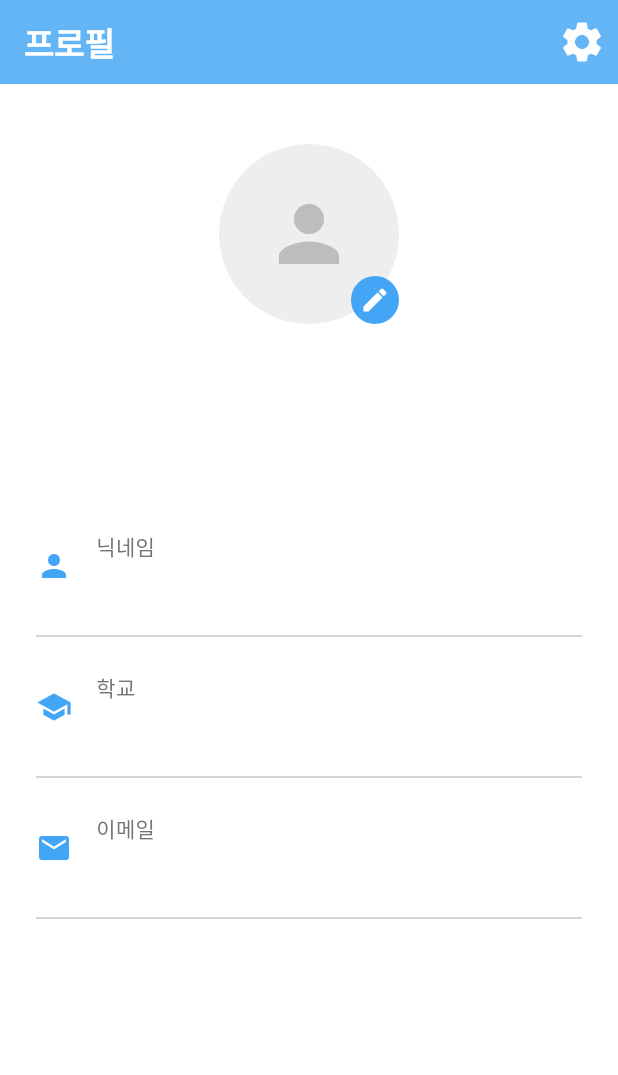
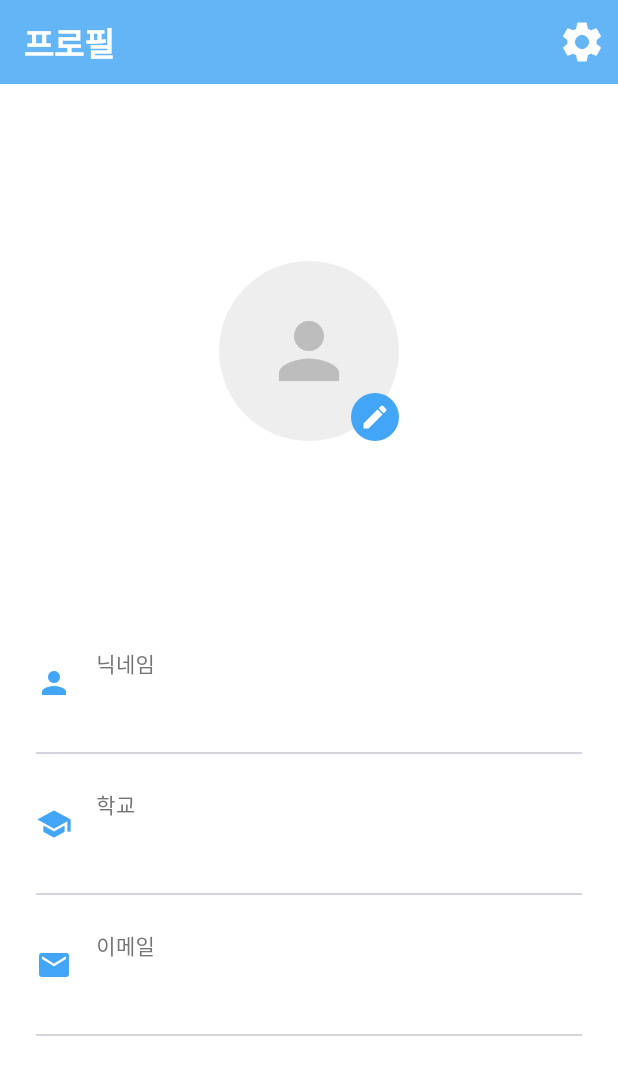
Before and after one commit to School-Meal/app, a Flutter app: the ProfileScreen screen opened directly, on a phone screen of 412 x 824 dp. Shown: the top 1075 px of the screen. Run offline on Flutter 3.47's test engine with Material 3 defaults, Android fonts, the phone set to English and light mode, and no system bars; our stand-ins replace flutter_dotenv, flutter_secure_storage, image_picker, jwt_decoder, like_button; accounts and stored records are empty; network calls fail; Roboto replaces fonts that are missing (Pretendard); project files that could hold a hidden picture were left out.

Commit message:
chore: post edit 📝

```diff
--- a/lib/screen/post/add/add_screen.dart
+++ b/lib/screen/post/add/add_screen.dart
@@ -79,7 +79,7 @@ class _AddPostScreenState extends State<AddPostScreen> {
       final response = await request.send();
       if (response.statusCode == 201) {
         if (mounted) {
-          Navigator.of(context).pop();
+          Navigator.pop(context, true);
         }
         ScaffoldMessenger.of(context).showSnackBar(
           const SnackBar(
--- a/lib/screen/post/edit/edit_screen.dart
+++ b/lib/screen/post/edit/edit_screen.dart
@@ -72,6 +72,12 @@ class _EditPostScreenState extends State<EditPostScreen> {
     try {
       final response = await request.send();
       if (response.statusCode == 200) {
+        ScaffoldMessenger.of(context).showSnackBar(
+          const SnackBar(
+            backgroundColor: Colors.green,
+            content: Text('게시물이 수정되었습니다!'),
+          ),
+        );
         Navigator.pop(context, true);
       } else {
         _showErrorDialog('게시물 수정에 실패했습니다.');
--- a/lib/screen/post/post_screen.dart
+++ b/lib/screen/post/post_screen.dart
@@ -453,7 +453,11 @@ class _PostScreenState extends State<PostScreen> {
             MaterialPageRoute(
               builder: (context) => const AddPostScreen(),
             ),
-          );
+          ).then((result) {
+            if (result == true) {
+              _fetchPostsAndLikeCounts(); // 게시물 생성 후 새로고침
+            }
+          });
         },
         child: const Icon(
           Icons.edit_document,
--- a/lib/screen/profile/profile_screen.dart
+++ b/lib/screen/profile/profile_screen.dart
@@ -110,7 +110,8 @@ class _ProfileScreenState extends State<ProfileScreen> {
           ),
         ],
       ),
-      body: SingleChildScrollView(
+      body: Center(
+        child: SingleChildScrollView(
           child: Padding(
             padding: const EdgeInsets.symmetric(horizontal: 24, vertical: 40),
             child: Column(
@@ -173,6 +174,7 @@ class _ProfileScreenState extends State<ProfileScreen> {
             ),
           ),
         ),
+      ),
     );
   }
 
```
Lines whose indentation alone changed are shown as unchanged.
